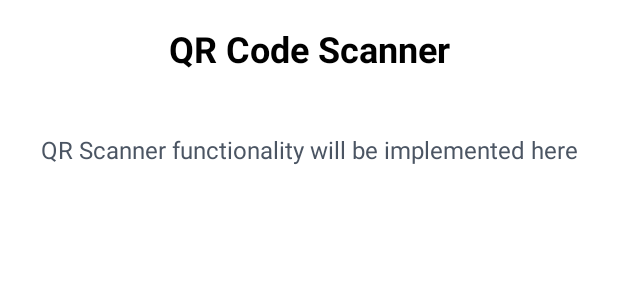
After one commit to Sachintha-Dinuranga/VoltReserve-mobile, an Android app: the layout activity_qr_scanner.xml on its own in the app's theme, with its tools: preview values and no code run, on a phone screen of 412 x 824 dp. The commit adds this screen. Shown: the top 300 px of the screen. Run offline under Robolectric (Android 15) with nearby library versions, the phone set to English and light mode, and no system bars.

Commit message:
Add 2 new pages for view station details and QR scanning

```diff
--- a/app/src/main/res/layout/activity_dashboard.xml
+++ b/app/src/main/res/layout/activity_dashboard.xml
@@ -49,8 +49,8 @@
 
             <ImageView
                 android:id="@+id/tileProfile"
-                android:layout_width="72dp"
-                android:layout_height="72dp"
+                android:layout_width="80dp"
+                android:layout_height="80dp"
                 android:contentDescription="@string/profile"
                 android:padding="8dp"
                 android:scaleType="centerInside"
--- a/app/src/main/res/layout/activity_operator_dashboard.xml
+++ b/app/src/main/res/layout/activity_operator_dashboard.xml
@@ -48,8 +48,8 @@
 
             <ImageView
                 android:id="@+id/imgOperatorProfile"
-                android:layout_width="72dp"
-                android:layout_height="72dp"
+                android:layout_width="80dp"
+                android:layout_height="80dp"
                 android:contentDescription="@string/operator_profile"
                 android:padding="8dp"
                 android:scaleType="centerInside"
@@ -124,6 +124,7 @@
                 app:cardElevation="2dp">
 
                 <LinearLayout
+                    android:id="@+id/tileStationDetails"
                     android:layout_width="match_parent"
                     android:layout_height="match_parent"
                     android:background="@color/green_50"
--- /dev/null
+++ b/app/src/main/res/layout/activity_qr_scanner.xml
@@ -0,0 +1,30 @@
+<?xml version="1.0" encoding="utf-8"?>
+<LinearLayout xmlns:android="http://schemas.android.com/apk/res/android"
+    xmlns:app="http://schemas.android.com/apk/res-auto"
+    android:layout_width="match_parent"
+    android:layout_height="match_parent"
+    android:orientation="vertical"
+    android:padding="16dp"
+    android:background="@color/white">
+
+    <TextView
+        android:layout_width="match_parent"
+        android:layout_height="wrap_content"
+        android:text="QR Code Scanner"
+        android:textSize="24sp"
+        android:textStyle="bold"
+        android:textColor="@color/black"
+        android:gravity="center"
+        android:layout_marginBottom="24dp" />
+
+    <!-- Add QR scanner preview and other UI components here -->
+    <TextView
+        android:layout_width="match_parent"
+        android:layout_height="wrap_content"
+        android:text="QR Scanner functionality will be implemented here"
+        android:textSize="16sp"
+        android:textColor="@color/gray_600"
+        android:gravity="center"
+        android:layout_marginTop="16dp" />
+
+</LinearLayout>
```
Also changed, not shown: app/src/main/java/com/example/voltreserve/OperatorDashboardActivity.kt (+9 -2 lines), app/src/main/java/com/example/voltreserve/QrScannerActivity.kt (added, +18 -0 lines), app/src/main/java/com/example/voltreserve/StationDetailsActivity.kt (added, +18 -0 lines), app/src/main/res/layout/activity_station_details.xml (added, +23 -0 lines).
